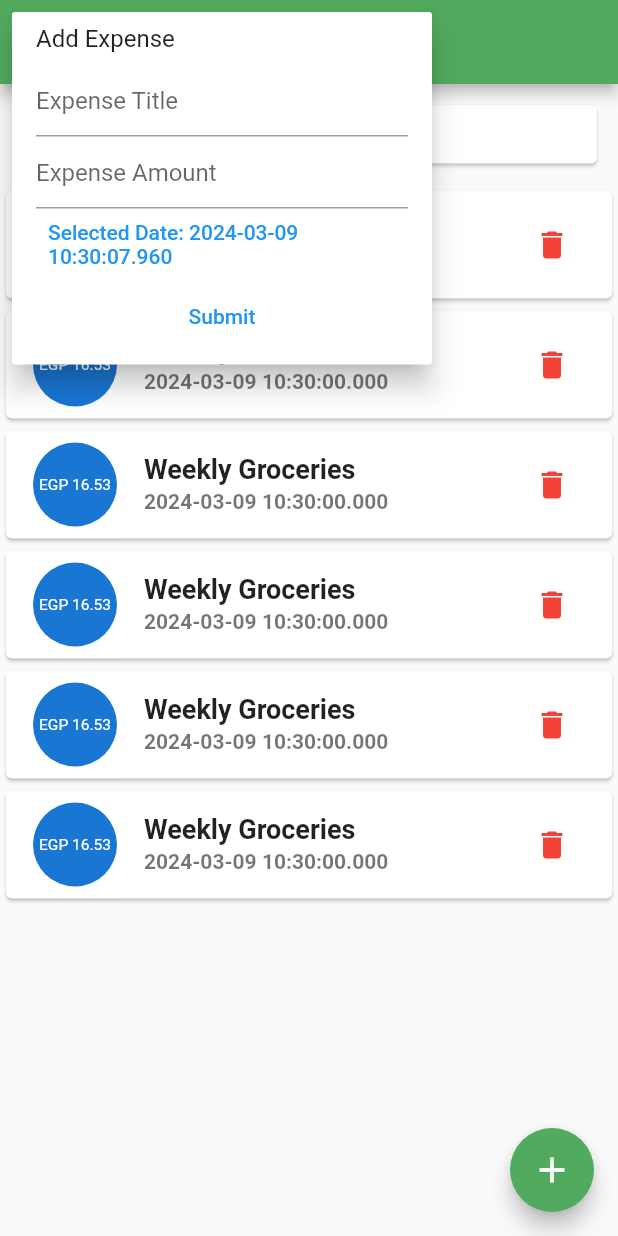
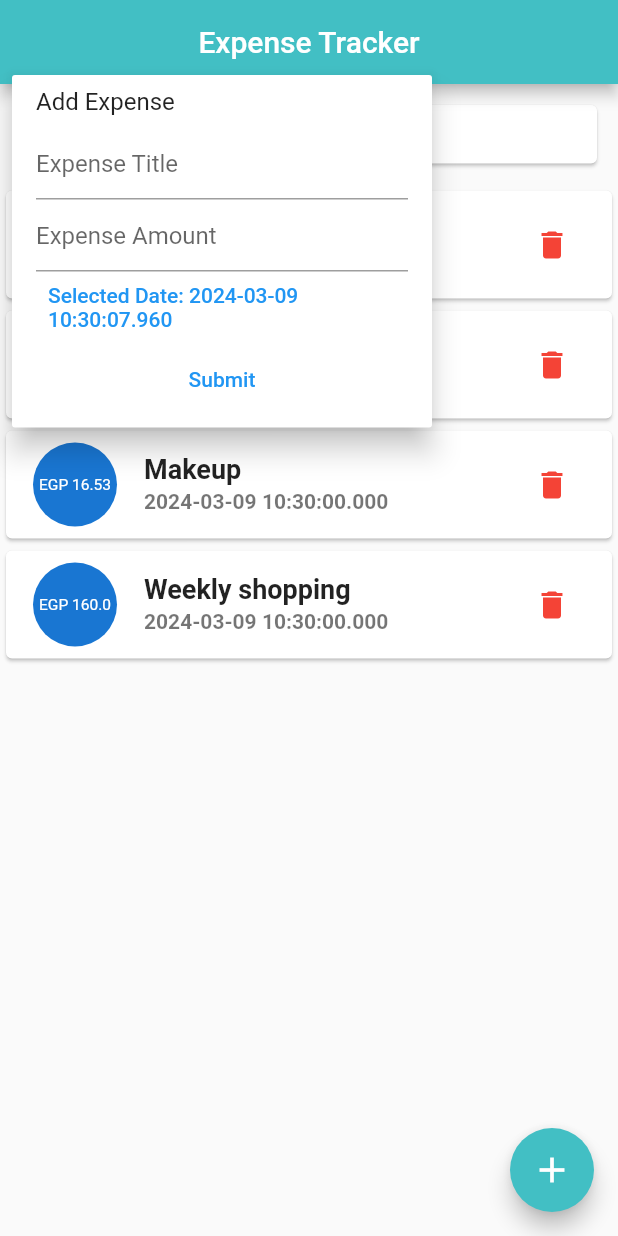
Before and after one commit to ibr14060/Expenses_Assignment3, a Flutter app: the screen it shows after launch, after a tap on the "add" icon, on a phone screen of 412 x 824 dp. Run offline on Flutter 3.47's test engine with Material 2 defaults, Android fonts, the phone set to English and light mode, and no system bars; our stand-ins replace flutter_hooks, table_calendar.

Commit message:
90% done

```diff
--- a/lib/HomePage.dart
+++ b/lib/HomePage.dart
@@ -21,31 +21,19 @@ class HomePage extends HookWidget {
       {
         'id': '2',
         'title': 'Weekly Groceries',
-        'amount': 16.53,
+        'amount': 0.53,
         'date': DateTime.now(),
       },
       {
         'id': '3',
-        'title': 'Weekly Groceries',
+        'title': 'Makeup',
         'amount': 16.53,
         'date': DateTime.now(),
       },
       {
         'id': '4',
-        'title': 'Weekly Groceries',
-        'amount': 16.53,
-        'date': DateTime.now(),
-      },
-      {
-        'id': '5',
-        'title': 'Weekly Groceries',
-        'amount': 16.53,
-        'date': DateTime.now(),
-      },
-      {
-        'id': '6',
-        'title': 'Weekly Groceries',
-        'amount': 16.53,
+        'title': 'Weekly shopping',
+        'amount': 160.00,
         'date': DateTime.now(),
       },
     ]);
@@ -79,10 +67,9 @@ class HomePage extends HookWidget {
 
     return Scaffold(
       appBar: AppBar(
-        title: const Text('Expense Tracker'),
-        centerTitle: true,
-        backgroundColor: const Color.fromRGBO(82, 170, 94, 1.0),
-      ),
+          title: const Text('Expense Tracker'),
+          centerTitle: true,
+          backgroundColor: const Color.fromARGB(255, 66, 191, 196)),
       body: Column(
         children: <Widget>[
           Container(
@@ -95,7 +82,7 @@ class HomePage extends HookWidget {
                   child: Text('EGP ${totalExpenses.toStringAsFixed(2)}',
                       style: TextStyle(
                           fontSize: 20,
-                          color: const Color.fromRGBO(82, 170, 94, 1.0)),
+                          color: Color.fromARGB(255, 66, 191, 196)),
                       textAlign: TextAlign.center),
                 ),
               ),
@@ -147,7 +134,7 @@ class HomePage extends HookWidget {
       floatingActionButton: Builder(
         builder: (BuildContext context) {
           return FloatingActionButton(
-            backgroundColor: const Color.fromRGBO(82, 170, 94, 1.0),
+            backgroundColor: const Color.fromARGB(255, 66, 191, 196),
             tooltip: 'Increment',
             onPressed: () async {
               TextEditingController _titleController = TextEditingController();
@@ -158,9 +145,9 @@ class HomePage extends HookWidget {
                 context: context,
                 position: RelativeRect.fromLTRB(
                   0,
+                  50,
                   0,
-                  0,
-                  MediaQuery.of(context).size.height - 100,
+                  50,
                 ),
                 items: [
                   PopupMenuItem(
```
